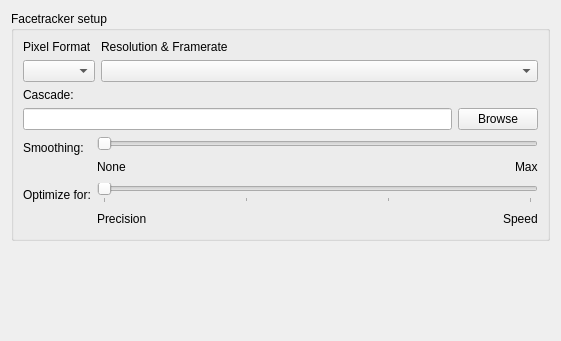
This is src/qt_gui/l_wcft_setup.ui in mavak/linux-track as Qt 5 draws it before an edit. The edited form follows.
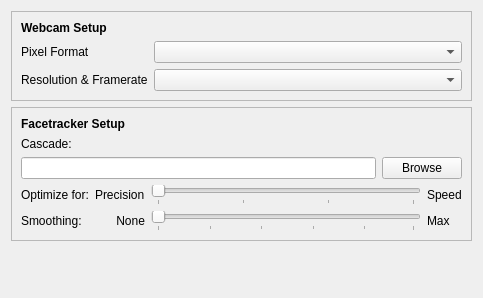
This is the edited form.

Commit message: Added new dialogue for XPlane plugin installation. Mickey and wii_server aren't compiled when they shouldn't. Visually tweaked device setup dialogues. Fixed memory leak in the wine bridge client.

What changed in the file:
```diff
--- a/src/qt_gui/l_wcft_setup.ui
+++ b/src/qt_gui/l_wcft_setup.ui
@@ -6,21 +6,40 @@
    <rect>
     <x>0</x>
     <y>0</y>
-    <width>561</width>
-    <height>341</height>
+    <width>483</width>
+    <height>298</height>
    </rect>
   </property>
   <property name="windowTitle">
    <string>Form</string>
   </property>
-  <layout class="QVBoxLayout" name="verticalLayout_5">
-   <item>
-    <widget class="QGroupBox" name="groupBox">
-     <property name="title">
-      <string>Facetracker setup</string>
-     </property>
      <layout class="QVBoxLayout" name="verticalLayout_2">
       <item>
+    <widget class="QFrame" name="frame">
+     <property name="frameShape">
+      <enum>QFrame::StyledPanel</enum>
+     </property>
+     <property name="frameShadow">
+      <enum>QFrame::Raised</enum>
+     </property>
+     <layout class="QVBoxLayout" name="verticalLayout_6">
+      <item>
+       <widget class="QLabel" name="label_3">
+        <property name="font">
+         <font>
+          <weight>75</weight>
+          <bold>true</bold>
+         </font>
+        </property>
+        <property name="text">
+         <string>Webcam Setup</string>
+        </property>
+        <property name="alignment">
+         <set>Qt::AlignLeading|Qt::AlignLeft|Qt::AlignVCenter</set>
+        </property>
+       </widget>
+      </item>
+      <item>
        <layout class="QGridLayout" name="gridLayout_2">
         <item row="0" column="0">
          <widget class="QLabel" name="label_61">
@@ -36,6 +55,16 @@
          </widget>
         </item>
         <item row="0" column="1">
+         <widget class="QComboBox" name="WebcamFtFormats">
+          <property name="sizePolicy">
+           <sizepolicy hsizetype="Preferred" vsizetype="Preferred">
+            <horstretch>0</horstretch>
+            <verstretch>0</verstretch>
+           </sizepolicy>
+          </property>
+         </widget>
+        </item>
+        <item row="1" column="0">
          <widget class="QLabel" name="label_31">
           <property name="sizePolicy">
            <sizepolicy hsizetype="Preferred" vsizetype="Preferred">
@@ -58,22 +87,53 @@
           </property>
          </widget>
         </item>
-        <item row="1" column="0">
-         <widget class="QComboBox" name="WebcamFtFormats">
+       </layout>
+      </item>
+     </layout>
+    </widget>
+   </item>
+   <item>
+    <widget class="QFrame" name="frame_2">
+     <property name="frameShape">
+      <enum>QFrame::StyledPanel</enum>
+     </property>
+     <property name="frameShadow">
+      <enum>QFrame::Raised</enum>
+     </property>
+     <layout class="QVBoxLayout" name="verticalLayout_5">
+      <item>
+       <widget class="QLabel" name="label_6">
           <property name="sizePolicy">
-           <sizepolicy hsizetype="Preferred" vsizetype="Preferred">
+         <sizepolicy hsizetype="Preferred" vsizetype="Maximum">
             <horstretch>0</horstretch>
             <verstretch>0</verstretch>
            </sizepolicy>
           </property>
-         </widget>
-        </item>
-       </layout>
+        <property name="font">
+         <font>
+          <weight>75</weight>
+          <bold>true</bold>
+         </font>
+        </property>
+        <property name="text">
+         <string>Facetracker Setup</string>
+        </property>
+        <property name="alignment">
+         <set>Qt::AlignLeading|Qt::AlignLeft|Qt::AlignVCenter</set>
+        </property>
+       </widget>
       </item>
       <item>
        <layout class="QVBoxLayout" name="verticalLayout">
         <item>
          <widget class="QLabel" name="label_4">
+          <property name="font">
+           <font>
+            <italic>false</italic>
+            <underline>false</underline>
+            <strikeout>false</strikeout>
+           </font>
+          </property>
           <property name="text">
            <string>Cascade:</string>
           </property>
@@ -96,66 +156,15 @@
        </layout>
       </item>
       <item>
-       <layout class="QFormLayout" name="formLayout">
-        <item row="0" column="0">
-         <widget class="QLabel" name="label_5">
-          <property name="text">
-           <string>Smoothing:</string>
-          </property>
-         </widget>
-        </item>
-        <item row="1" column="0">
-         <widget class="QLabel" name="label_10">
-          <property name="text">
-           <string>Optimize for:</string>
-          </property>
-         </widget>
-        </item>
+       <layout class="QGridLayout" name="gridLayout">
         <item row="0" column="1">
-         <layout class="QVBoxLayout" name="verticalLayout_3">
-          <item>
-           <widget class="QSlider" name="ExpFilterFactor">
-            <property name="orientation">
-             <enum>Qt::Horizontal</enum>
-            </property>
-           </widget>
-          </item>
-          <item>
-           <layout class="QHBoxLayout" name="horizontalLayout_2">
-            <item>
-             <widget class="QLabel" name="label_2">
+         <widget class="QLabel" name="label_7">
               <property name="text">
-               <string>None</string>
+           <string>Precision</string>
               </property>
              </widget>
             </item>
-            <item>
-             <spacer name="horizontalSpacer">
-              <property name="orientation">
-               <enum>Qt::Horizontal</enum>
-              </property>
-              <property name="sizeHint" stdset="0">
-               <size>
-                <width>40</width>
-                <height>20</height>
-               </size>
-              </property>
-             </spacer>
-            </item>
-            <item>
-             <widget class="QLabel" name="label">
-              <property name="text">
-               <string>Max</string>
-              </property>
-             </widget>
-            </item>
-           </layout>
-          </item>
-         </layout>
-        </item>
-        <item row="1" column="1">
-         <layout class="QVBoxLayout" name="verticalLayout_4">
-          <item>
+        <item row="0" column="2">
            <widget class="QSlider" name="OptimLevel">
             <property name="maximum">
              <number>3</number>
@@ -174,38 +183,56 @@
             </property>
            </widget>
           </item>
-          <item>
-           <layout class="QHBoxLayout" name="horizontalLayout_3">
-            <item>
-             <widget class="QLabel" name="label_7">
+        <item row="0" column="0">
+         <widget class="QLabel" name="label_10">
               <property name="text">
-               <string>Precision</string>
+           <string>Optimize for:</string>
               </property>
              </widget>
             </item>
-            <item>
-             <spacer name="horizontalSpacer_2">
+        <item row="1" column="2">
+         <widget class="QSlider" name="ExpFilterFactor">
               <property name="orientation">
                <enum>Qt::Horizontal</enum>
               </property>
-              <property name="sizeHint" stdset="0">
-               <size>
-                <width>40</width>
-                <height>20</height>
-               </size>
-              </property>
-             </spacer>
-            </item>
-            <item>
+          <property name="tickPosition">
+           <enum>QSlider::TicksBelow</enum>
+          </property>
+          <property name="tickInterval">
+           <number>20</number>
+          </property>
+         </widget>
+        </item>
+        <item row="1" column="0">
+         <widget class="QLabel" name="label_5">
+          <property name="text">
+           <string>Smoothing:</string>
+          </property>
+         </widget>
+        </item>
+        <item row="1" column="1">
+         <widget class="QLabel" name="label_2">
+          <property name="text">
+           <string>None</string>
+          </property>
+          <property name="alignment">
+           <set>Qt::AlignRight|Qt::AlignTrailing|Qt::AlignVCenter</set>
+          </property>
+         </widget>
+        </item>
+        <item row="0" column="3">
              <widget class="QLabel" name="label_9">
               <property name="text">
                <string>Speed</string>
               </property>
              </widget>
             </item>
-           </layout>
-          </item>
-         </layout>
+        <item row="1" column="3">
+         <widget class="QLabel" name="label">
+          <property name="text">
+           <string>Max</string>
+          </property>
+         </widget>
         </item>
        </layout>
       </item>
```
Lines whose indentation alone changed are shown as unchanged. The commit also changes 16 other files.
